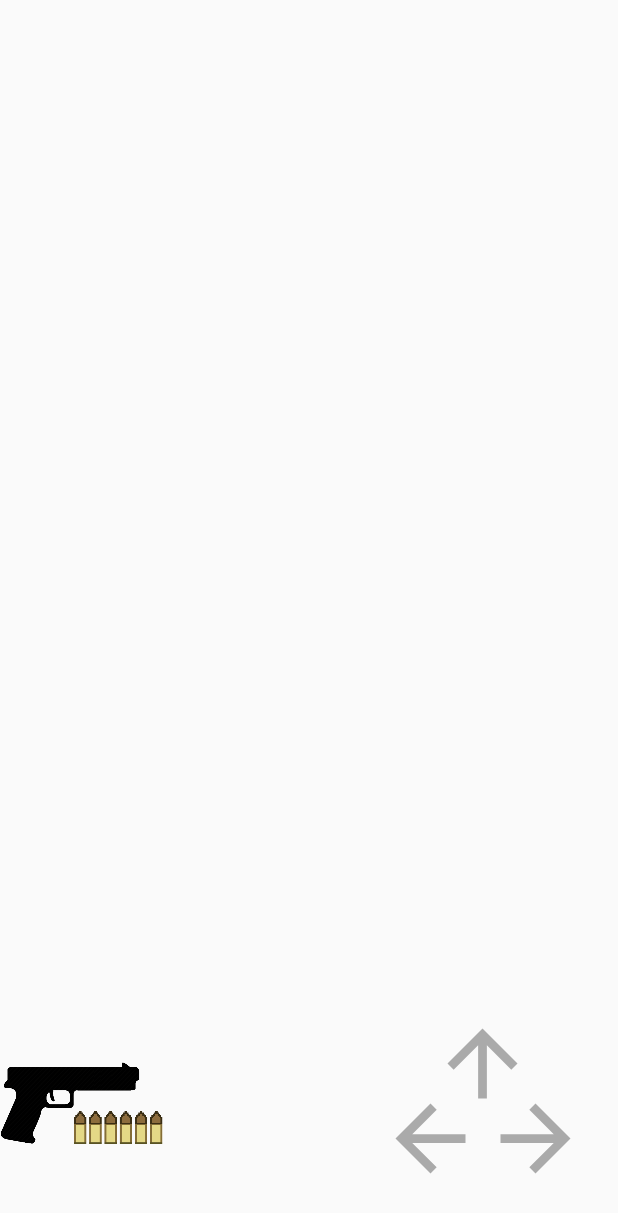
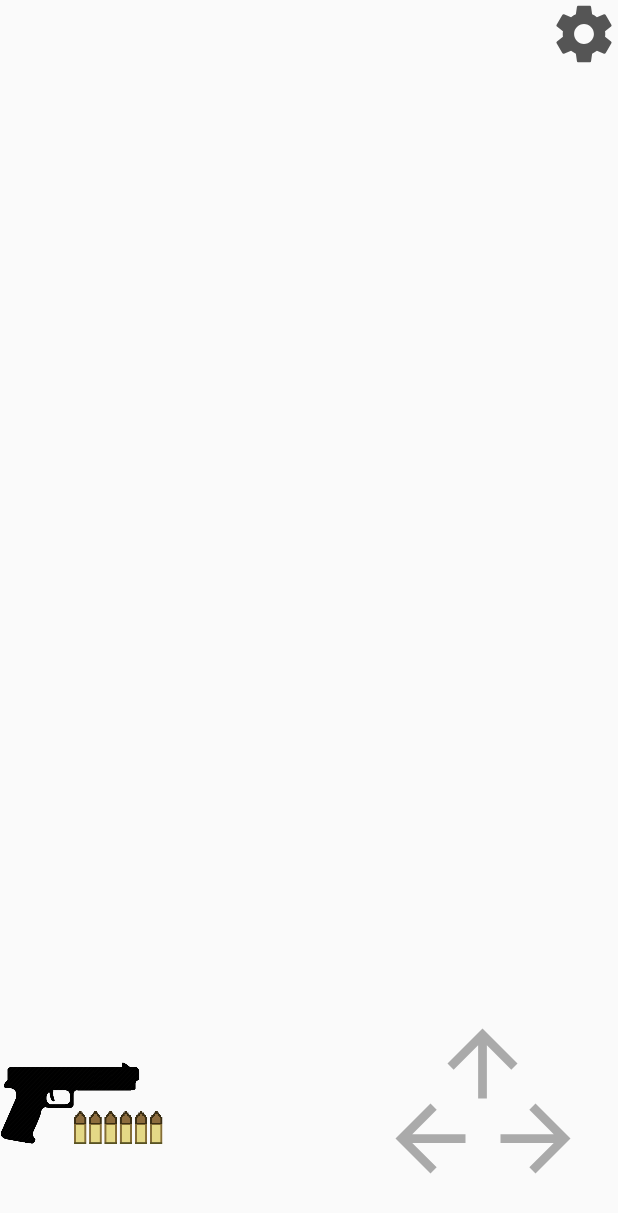
Before and after one commit to marcellmolnar/BereszHF, an Android app: the layout activity_main.xml on its own in the app's theme, with its tools: preview values and no code run, on a phone screen of 412 x 824 dp. Shown: the top 1213 px of the screen. Run offline under Robolectric (Android 15) with nearby library versions, the phone set to English and light mode, and no system bars.

Commit message:
its working (kindof)

```diff
--- a/app/src/main/AndroidManifest.xml
+++ b/app/src/main/AndroidManifest.xml
@@ -16,6 +16,11 @@
                 <category android:name="android.intent.category.LAUNCHER" />
             </intent-filter>
         </activity>
+        <activity
+            android:name="MyOtherActivity"
+            android:label="@string/app_name"
+            android:screenOrientation="landscape">
+        </activity>
     </application>
 
 </manifest>
--- /dev/null
+++ b/app/src/main/res/drawable/ic_code.xml
@@ -0,0 +1,5 @@
+<vector android:height="75dp" android:tint="#777777"
+    android:viewportHeight="24.0" android:viewportWidth="24.0"
+    android:width="75dp" xmlns:android="http://schemas.android.com/apk/res/android">
+    <path android:fillColor="#FF000000" android:pathData="M9.4,16.6L4.8,12l4.6,-4.6L8,6l-6,6 6,6 1.4,-1.4zM14.6,16.6l4.6,-4.6 -4.6,-4.6L16,6l6,6 -6,6 -1.4,-1.4z"/>
+</vector>
--- /dev/null
+++ b/app/src/main/res/drawable/ic_touch_app.xml
@@ -0,0 +1,5 @@
+<vector android:height="75dp" android:tint="#777777"
+    android:viewportHeight="24.0" android:viewportWidth="24.0"
+    android:width="75dp" xmlns:android="http://schemas.android.com/apk/res/android">
+    <path android:fillColor="#FF000000" android:pathData="M9,11.24L9,7.5C9,6.12 10.12,5 11.5,5S14,6.12 14,7.5v3.74c1.21,-0.81 2,-2.18 2,-3.74C16,5.01 13.99,3 11.5,3S7,5.01 7,7.5c0,1.56 0.79,2.93 2,3.74zM18.84,15.87l-4.54,-2.26c-0.17,-0.07 -0.35,-0.11 -0.54,-0.11L13,13.5v-6c0,-0.83 -0.67,-1.5 -1.5,-1.5S10,6.67 10,7.5v10.74l-3.43,-0.72c-0.08,-0.01 -0.15,-0.03 -0.24,-0.03 -0.31,0 -0.59,0.13 -0.79,0.33l-0.79,0.8 4.94,4.94c0.27,0.27 0.65,0.44 1.06,0.44h6.79c0.75,0 1.33,-0.55 1.44,-1.28l0.75,-5.27c0.01,-0.07 0.02,-0.14 0.02,-0.2 0,-0.62 -0.38,-1.16 -0.91,-1.38z"/>
+</vector>
--- /dev/null
+++ b/app/src/main/res/drawable/ricardo2.xml
@@ -0,0 +1,5 @@
+<?xml version="1.0" encoding="utf-8"?>
+<selector xmlns:android="http://schemas.android.com/apk/res/android">
+    <item android:state_checked="false" android:drawable="@drawable/ic_code" />
+    <item android:state_checked="true" android:drawable="@drawable/ic_touch_app" />
+</selector>
--- /dev/null
+++ b/app/src/main/res/drawable/settings_icon.xml
@@ -0,0 +1,6 @@
+<vector android:height="24dp" android:tint="#555555"
+    android:viewportHeight="24.0" android:viewportWidth="24.0"
+    android:drawable="@drawable/settings_icon"
+    android:width="24dp" xmlns:android="http://schemas.android.com/apk/res/android">
+    <path android:fillColor="#FF000000" android:pathData="M19.43,12.98c0.04,-0.32 0.07,-0.64 0.07,-0.98s-0.03,-0.66 -0.07,-0.98l2.11,-1.65c0.19,-0.15 0.24,-0.42 0.12,-0.64l-2,-3.46c-0.12,-0.22 -0.39,-0.3 -0.61,-0.22l-2.49,1c-0.52,-0.4 -1.08,-0.73 -1.69,-0.98l-0.38,-2.65C14.46,2.18 14.25,2 14,2h-4c-0.25,0 -0.46,0.18 -0.49,0.42l-0.38,2.65c-0.61,0.25 -1.17,0.59 -1.69,0.98l-2.49,-1c-0.23,-0.09 -0.49,0 -0.61,0.22l-2,3.46c-0.13,0.22 -0.07,0.49 0.12,0.64l2.11,1.65c-0.04,0.32 -0.07,0.65 -0.07,0.98s0.03,0.66 0.07,0.98l-2.11,1.65c-0.19,0.15 -0.24,0.42 -0.12,0.64l2,3.46c0.12,0.22 0.39,0.3 0.61,0.22l2.49,-1c0.52,0.4 1.08,0.73 1.69,0.98l0.38,2.65c0.03,0.24 0.24,0.42 0.49,0.42h4c0.25,0 0.46,-0.18 0.49,-0.42l0.38,-2.65c0.61,-0.25 1.17,-0.59 1.69,-0.98l2.49,1c0.23,0.09 0.49,0 0.61,-0.22l2,-3.46c0.12,-0.22 0.07,-0.49 -0.12,-0.64l-2.11,-1.65zM12,15.5c-1.93,0 -3.5,-1.57 -3.5,-3.5s1.57,-3.5 3.5,-3.5 3.5,1.57 3.5,3.5 -1.57,3.5 -3.5,3.5z"/>
+</vector>
--- a/app/src/main/res/layout/activity_main.xml
+++ b/app/src/main/res/layout/activity_main.xml
@@ -7,17 +7,27 @@
     tools:context="com.example.mate_pc.game1.MainActivity">
 
 
+    <Button
+        android:id="@+id/settings_Btn"
+        android:background="@drawable/settings_icon"
+        android:layout_width="45dp"
+        android:layout_height="45dp"
+        android:layout_gravity="top|right"
+        />
+
     <LinearLayout
         android:id="@+id/gameSurface"
         android:layout_width="match_parent"
         android:layout_height="wrap_content"
         android:orientation="horizontal"/>
 
-        <LinearLayout
-            android:id="@+id/joystickSurface"
-            android:layout_width="match_parent"
-            android:layout_height="match_parent"
-            android:orientation="horizontal" />
+    <LinearLayout
+        android:id="@+id/joystickSurface"
+        android:layout_width="match_parent"
+        android:layout_height="match_parent"
+        android:orientation="horizontal">
+
+    </LinearLayout>
 
     <!--
     <ImageView
--- a/app/src/main/res/values/colors.xml
+++ b/app/src/main/res/values/colors.xml
@@ -2,5 +2,6 @@
 <resources>
     <color name="colorPrimary">#3F51B5</color>
     <color name="colorPrimaryDark">#303F9F</color>
-    <color name="colorAccent">#FF4081</color>
+    <color name="colorAccent">#005D5D5D</color>
+    <color name="transparent">#00000000</color>
 </resources>
--- a/gradle.properties
+++ b/gradle.properties
@@ -9,7 +9,7 @@
 
 # Specifies the JVM arguments used for the daemon process.
 # The setting is particularly useful for tweaking memory settings.
-org.gradle.jvmargs=-Xmx2036m
+org.gradle.jvmargs=-Xmx2536m
 
 # When configured, Gradle will run in incubating parallel mode.
 # This option should only be used with decoupled projects. More details, visit
```
Also changed, not shown: app/src/main/java/com/example/mate_pc/game1/MainActivity.java (+52 -1 lines), app/src/main/java/com/example/mate_pc/game1/MyOtherActivity.java (added, +56 -0 lines), app/src/main/res/layout/other_activity_main.xml (added, +54 -0 lines), 4 other files.
